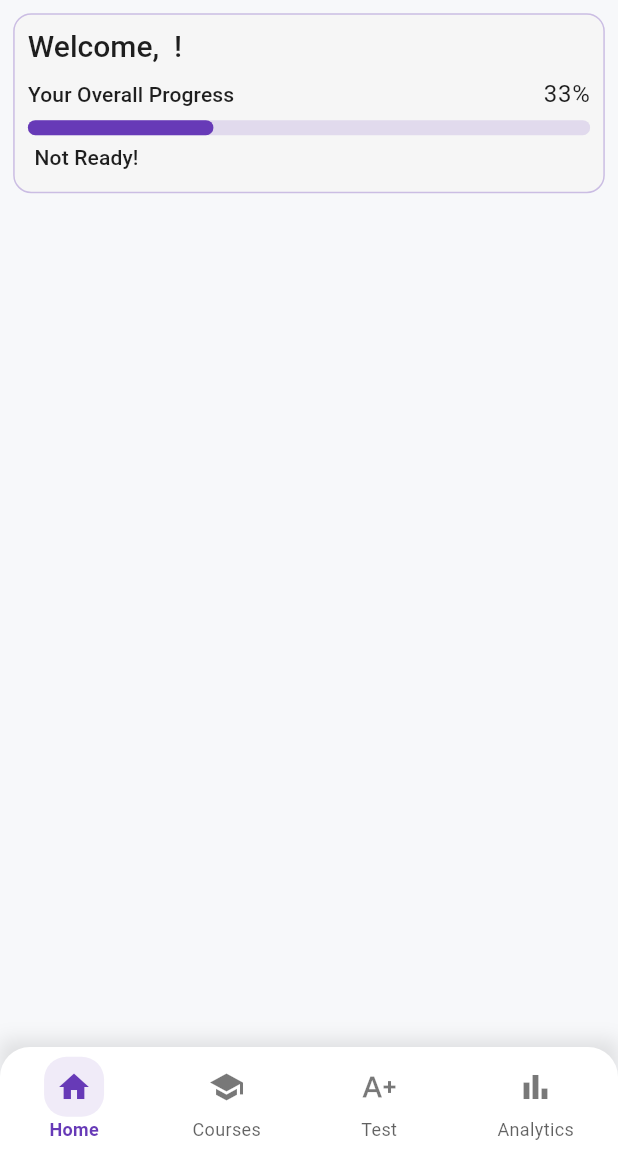
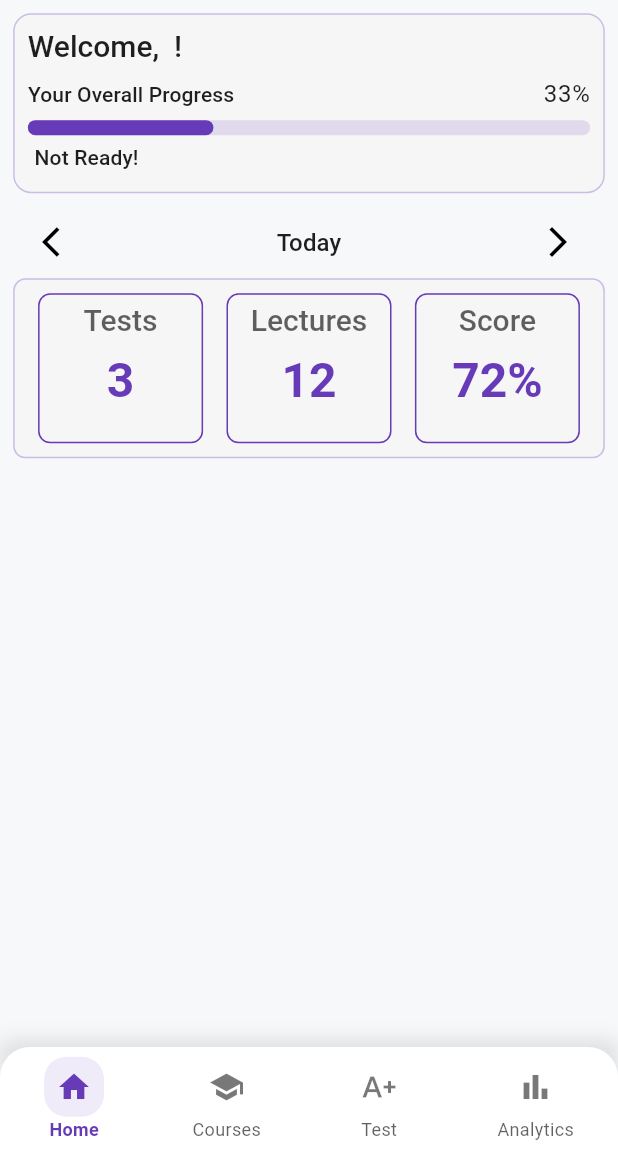
Before and after one commit to TanmayN22/Quizzler, a Flutter app: the screen it shows once a user with an empty profile is signed in, on a phone screen of 412 x 824 dp, the part 84-1236 px from its top. Run offline on Flutter 3.47's test engine with Material 3 defaults, Android fonts, the phone set to English and light mode, and no system bars; our stand-ins replace cloud_firestore, firebase_auth, firebase_core, get; accounts and stored records are empty; generated files the repository leaves out were written again; statements that could not run were skipped.

Commit message:
stats container

```diff
--- a/lib/app/home/view/home_page.dart
+++ b/lib/app/home/view/home_page.dart
@@ -1,5 +1,8 @@
 import 'package:flutter/material.dart';
+import 'package:get/get.dart';
 import 'package:quizller/app/home/widgets/progress_container.dart';
+import 'package:quizller/utils/constants/sizes.dart';
+import 'package:quizller/utils/helpers/responsive.dart';
 import 'package:quizller/widgets/navbar.dart';
 
 class HomePage extends StatelessWidget {
@@ -7,14 +10,103 @@ class HomePage extends StatelessWidget {
 
   @override
   Widget build(BuildContext context) {
-
+    final colorScheme = Theme.of(context).colorScheme;
     return Scaffold(
       appBar: Navbar(title: 'Quizzler'),
       body: Column(
         children: [
           ProgressContainer(),
+          Column(
+            children: [
+              Padding(
+                padding: const EdgeInsets.only(
+                    left: AppSizes.p16, right: AppSizes.p16),
+                child: Row(
+                  mainAxisAlignment: MainAxisAlignment.spaceBetween,
+                  children: [
+                    IconButton(
+                        onPressed: () {},
+                        icon: Icon(
+                          Icons.arrow_back_ios,
+                          color: Colors.black,
+                        )),
+                    Text(
+                      'Today',
+                      style: Theme.of(context).textTheme.titleSmall,
+                    ),
+                    IconButton(
+                      onPressed: () {},
+                      icon: Icon(
+                        Icons.arrow_forward_ios,
+                        color: Colors.black,
+                      ),
+                    ),
+                  ],
+                ),
+              ),
+              Padding(
+                padding:
+                    EdgeInsets.only(left: AppSizes.p8.w, right: AppSizes.p8.w),
+                child: Container(
+                  width: Get.width,
+                  height: 120,
+                  decoration: BoxDecoration(
+                      color: colorScheme.secondary,
+                      border: Border.all(
+                          color: colorScheme.primary.withOpacity(0.3)),
+                      borderRadius: BorderRadius.circular(AppSizes.radiusMd)),
+                  child: IntrinsicHeight(
+                    child: Row(
+                      mainAxisAlignment: MainAxisAlignment.spaceEvenly,
+                      children: [
+                        statBox(context, 'Tests', '3'),
+                        statBox(context, 'Lectures', '12'),
+                        statBox(context, 'Score', '72%')
+                      ],
+                    ),
+                  ),
+                ),
+              )
+            ],
+          )
         ],
       ),
     );
   }
 }
+
+Widget statBox(BuildContext context, String title, String value) {
+  final colorScheme = Theme.of(context).colorScheme;
+
+  return Container(
+    width: 110,
+    height: 100,
+    decoration: BoxDecoration(
+        color: colorScheme.secondary,
+        border: Border.all(color: colorScheme.primary),
+        borderRadius: BorderRadius.circular(AppSizes.radiusMd)),
+    child: Column(
+      children: [
+        SizedBox(
+          height: 4,
+        ),
+        Text(
+          title,
+          style: Theme.of(context).textTheme.titleLarge?.copyWith(
+                color: Theme.of(context).colorScheme.onSurface.withOpacity(0.7),
+              ),
+        ),
+        SizedBox(
+          height: 8,
+        ),
+        Text(
+          value,
+          style: Theme.of(context)
+              .textTheme
+              .headlineLarge
+              ?.copyWith(color: Theme.of(context).colorScheme.primaryContainer),
+        )
+      ],
+    ),
+  );
+}
```
Also changed, not shown: lib/theme/typography.dart (line endings or trailing spaces).
